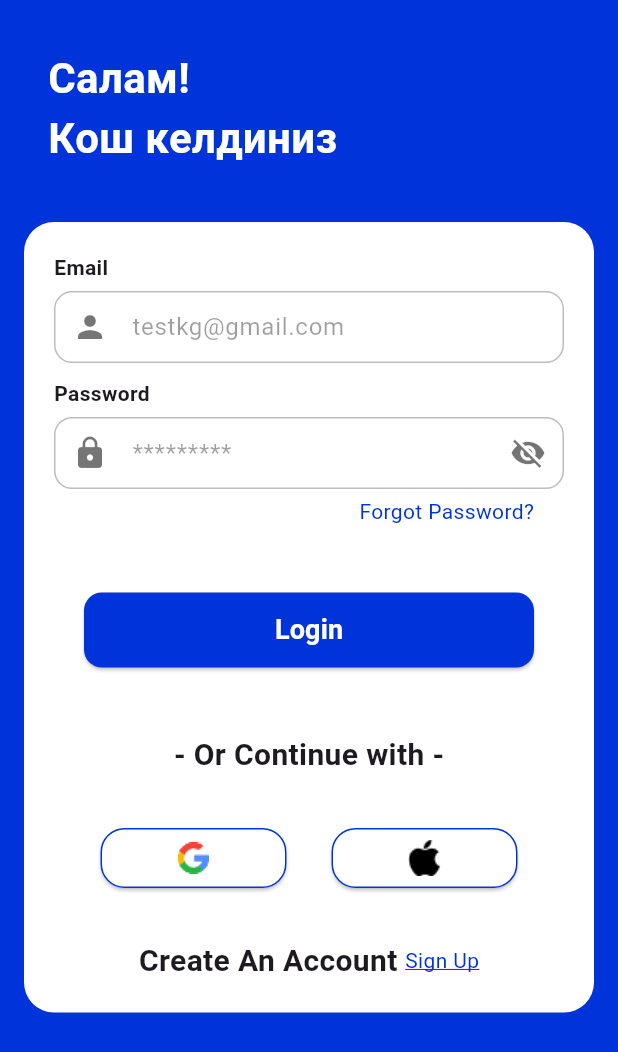
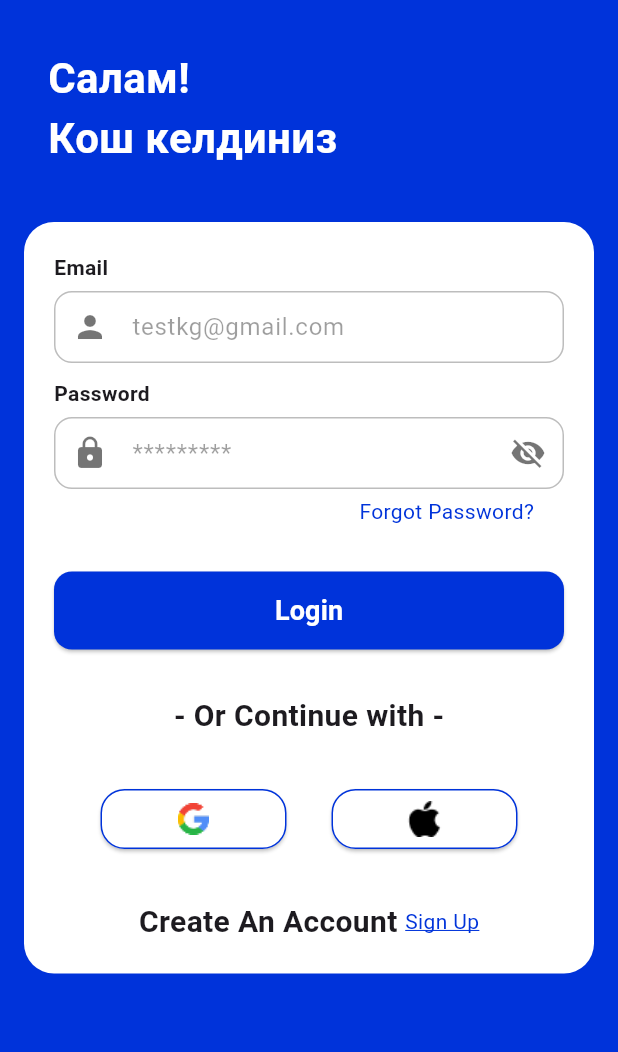
Before and after one commit to Samara1404/firebase, a Flutter app: the screen it shows after launch, on a phone screen of 412 x 824 dp. Shown: the top 1052 px of the screen. Run offline on Flutter 3.47's test engine with Material 3 defaults, Android fonts, the phone set to English and light mode, and no system bars; our stand-ins replace equatable, firebase_auth, firebase_core, flutter_bloc, flutter_map, flutter_svg and 2 more; accounts and stored records are empty.

Commit message:
add registration and firebase auth implementation

```diff
--- a/lib/app.dart
+++ b/lib/app.dart
@@ -1,5 +1,6 @@
 import 'package:flutter/material.dart';
 import 'package:flutter_bloc/flutter_bloc.dart';
+import 'package:tap_kg/core/router/app_router.dart';
 import 'package:tap_kg/features/auth/presentation/bloc/auth_event.dart';
 import 'package:tap_kg/features/auth/presentation/pages/auth_wrapper.dart';
 import 'package:tap_kg/features/auth/presentation/pages/home_page.dart';
@@ -17,9 +18,10 @@ class MyApp extends StatelessWidget {
   Widget build(BuildContext context) {
     return BlocProvider(
       create: (_) => AuthBloc(AuthRepositoryImpl())..add(AuthCheckRequested()),
-      child:  MaterialApp(
+      child:  MaterialApp.router(
+        routerConfig: appRouter,
         debugShowCheckedModeBanner: false,
-        home: AuthWrapper(),
+
       ),
     );
   }
--- a/lib/core/router/app_router.dart
+++ b/lib/core/router/app_router.dart
@@ -1,18 +1,19 @@
 
 
 import 'package:go_router/go_router.dart';
+import 'package:tap_kg/features/auth/presentation/pages/auth_wrapper.dart';
 import 'package:tap_kg/features/auth/presentation/pages/create_an_adverticement.dart';
 import 'package:tap_kg/features/auth/presentation/pages/forgot_password.dart';
 import 'package:tap_kg/features/auth/presentation/pages/login_page.dart';
 import 'package:tap_kg/features/auth/presentation/pages/registration_page.dart';
-import 'package:tap_kg/features/auth/presentation/pages/splash_screen.dart';
 import 'package:tap_kg/features/home/presentation/pages/home_page.dart';
 
 
 final GoRouter appRouter = GoRouter(
   initialLocation: '/',
   routes: [
-    GoRoute(path: '/', builder: (context, state) => SplashScreen()),
+   GoRoute(path: '/', builder: (_, __) => AuthWrapper()),
+
     GoRoute(path: '/login', builder: (context, state) => LoginPage()),
     GoRoute(path: '/registration', builder: (context, state) => RegistrationPage()),
     GoRoute(path: '/forgot', builder: (context, state) => ForgotPassword()),
--- a/lib/features/auth/domain/repositories/auth_repository.dart
+++ b/lib/features/auth/domain/repositories/auth_repository.dart
@@ -1,5 +1,6 @@
 abstract class AuthRepository {
   Future<void> signIn(String email, String password);
+  Future<void> signUp(String email, String password); // ← МЫНА УШУНУ КОШ
   Future<void> signOut();
   Stream<bool> authStateChanges();
 }
--- a/lib/features/auth/presentation/bloc/auth_bloc.dart
+++ b/lib/features/auth/presentation/bloc/auth_bloc.dart
@@ -13,17 +13,10 @@ class AuthBloc extends Bloc<AuthEvent, AuthState> {
 
     on<AuthCheckRequested>((event, emit) async {
       emit(AuthLoading());
-
-
       await _authSubscription?.cancel();
 
-
       _authSubscription = authRepository.authStateChanges().listen((isLoggedIn) {
-        if (isLoggedIn) {
-          add(_AuthStatusChanged(true));
-        } else {
-          add(_AuthStatusChanged(false));
-        }
+        add(_AuthStatusChanged(isLoggedIn));
       });
     });
 
@@ -41,6 +34,17 @@ class AuthBloc extends Bloc<AuthEvent, AuthState> {
       emit(AuthLoading());
       try {
         await authRepository.signIn(event.email, event.password);
+      } catch (e) {
+        emit(AuthError(e.toString()));
+      }
+    });
+
+
+    on<SignUpRequested>((event, emit) async {
+      emit(AuthLoading());
+      try {
+        await authRepository.signUp(event.email, event.password);
+        emit(Authenticated());
       } catch (e) {
         emit(AuthError(e.toString()));
       }
--- a/lib/features/auth/presentation/bloc/auth_event.dart
+++ b/lib/features/auth/presentation/bloc/auth_event.dart
@@ -20,3 +20,12 @@ class SignInRequested extends AuthEvent {
   List<Object?> get props => [email, password];
 }
 class SignOutRequested extends AuthEvent {}
+class SignUpRequested extends AuthEvent {
+  final String email;
+  final String password;
+
+  const SignUpRequested(this.email, this.password);
+
+  @override
+  List<Object?> get props => [email, password];
+}
--- a/lib/features/auth/presentation/pages/auth_wrapper.dart
+++ b/lib/features/auth/presentation/pages/auth_wrapper.dart
@@ -14,12 +14,12 @@ class AuthWrapper extends StatelessWidget {
     return BlocBuilder<AuthBloc, AuthState>(
       builder: (context, state) {
 
-        if (state is AuthInitial || state is AuthLoading) {
+        if (state is AuthLoading || state is AuthInitial) {
           return const SplashScreen();
         }
 
         if (state is Authenticated) {
-          return const HomePage();
+          return  HomePage();
         }
 
         if (state is Unauthenticated) {
--- a/lib/features/auth/presentation/pages/login_page.dart
+++ b/lib/features/auth/presentation/pages/login_page.dart
@@ -43,7 +43,7 @@ class _LoginPageState extends State<LoginPage> {
             child: Column(
               crossAxisAlignment: CrossAxisAlignment.start,
               children: [
-                // Title
+
                 Padding(
                   padding: const EdgeInsets.all(16),
                   child: Text(
--- a/lib/features/auth/presentation/widgets/custom_button.dart
+++ b/lib/features/auth/presentation/widgets/custom_button.dart
@@ -4,7 +4,7 @@ class CustomButton extends StatelessWidget {
   final String text;
   final Color backgroundColor;
   final Color foregroundColor;
-  final VoidCallback? onPressed;
+  final VoidCallback onPressed;
 
   const CustomButton({
     super.key,
@@ -16,23 +16,24 @@ class CustomButton extends StatelessWidget {
 
   @override
   Widget build(BuildContext context) {
-    return Padding(
-      padding: const EdgeInsets.symmetric(horizontal: 20, vertical: 14),
+    return SizedBox(
+      width: double.infinity,
+      height: 52,
       child: ElevatedButton(
         style: ElevatedButton.styleFrom(
           backgroundColor: backgroundColor,
           foregroundColor: foregroundColor,
-          minimumSize: const Size(double.infinity, 50),
           shape: RoundedRectangleBorder(
             borderRadius: BorderRadius.circular(12),
           ),
         ),
-
         onPressed: onPressed,
-
         child: Text(
           text,
-          style: const TextStyle(fontSize: 18, fontWeight: FontWeight.bold),
+          style: const TextStyle(
+            fontSize: 18,
+            fontWeight: FontWeight.bold,
+          ),
         ),
       ),
     );
```
Also changed, not shown: lib/features/auth/data/repositories/auth_repository_impl.dart (+9 -0 lines), lib/features/auth/presentation/pages/home_page.dart (+19 -1 lines), lib/features/auth/presentation/pages/registration_page.dart (+80 -20 lines), assets/icons/png/logos_google-maps.png (renamed from assets/icons/png/location.png).
